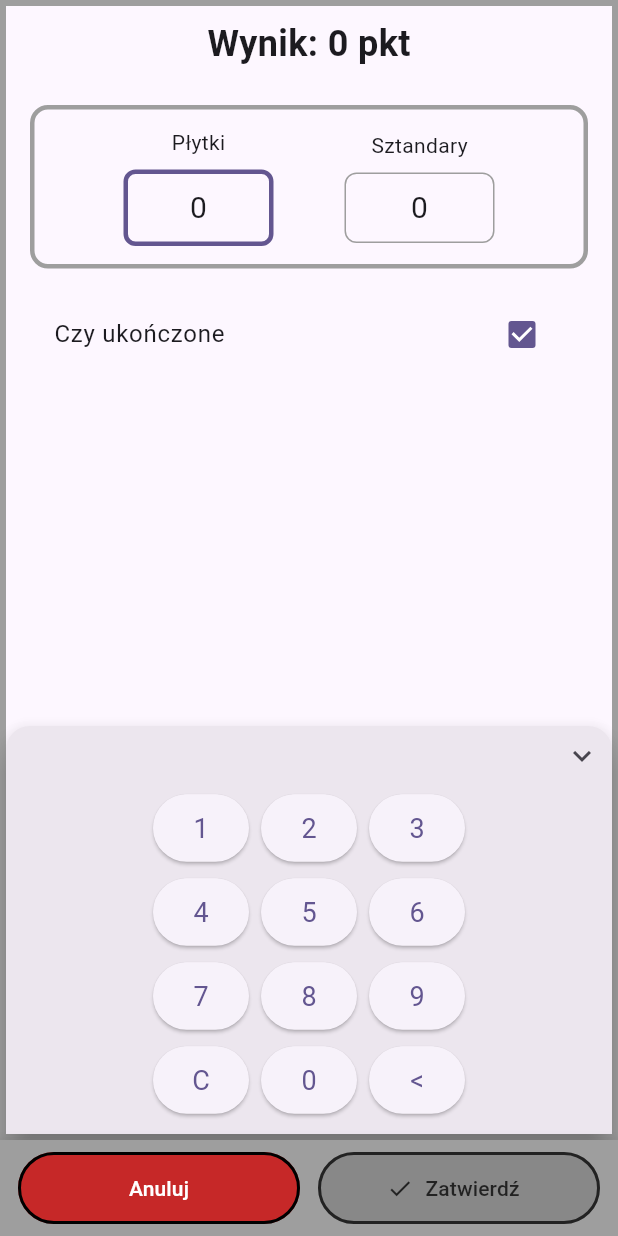
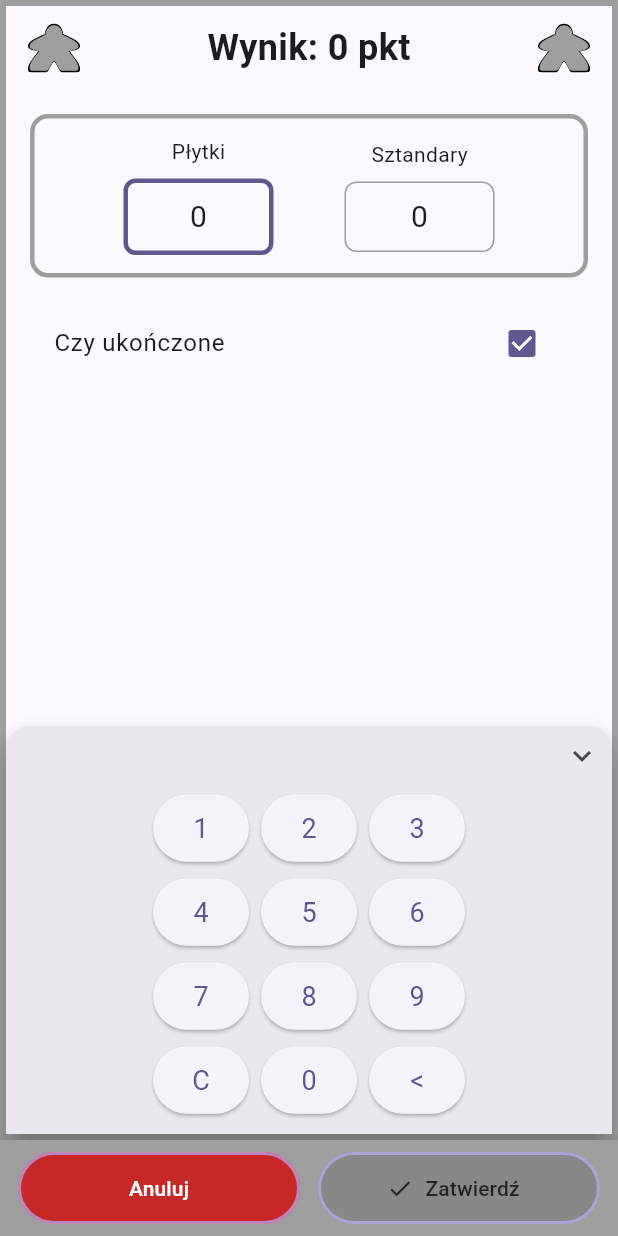
Before and after one commit to WGFizban/CC_NEW, a Flutter app: the AddPointsScreen screen opened directly with empty values, on a phone screen of 412 x 824 dp. Run offline on Flutter 3.47's test engine with Material 3 defaults, Android fonts, the phone set to English and light mode, and no system bars; our stand-ins replace flutter_colorpicker, flutter_svg, package_info_plus, shared_preferences, wakelock_plus; accounts and stored records are empty; generated files the repository leaves out were written again.

Commit message:
Stała obwódka przycisków paska w kolorze kart graczy; mepel gracza po obu stronach nagłówków punktacji
Co-Authored-By: Claude Sonnet 5.5 <noreply@anthropic.com>
Claude-Session: https://claude.ai/code/session_01P2QWxkXWwGKiSLABjDzL2r

```diff
--- a/lib/screens/add_points_screen.dart
+++ b/lib/screens/add_points_screen.dart
@@ -20,6 +20,7 @@ import '../widgets/counter_stepper.dart';
 import '../widgets/game_icon.dart';
 import '../widgets/goods_widgets.dart';
 import '../widgets/info_hint.dart';
+import '../widgets/meeple_header.dart';
 import '../widgets/meeple_icon.dart';
 import '../widgets/number_keypad.dart';
 import '../widgets/player_picker.dart';
@@ -367,7 +368,9 @@ class _AddPointsScreenState extends State<AddPointsScreen> {
             // Wynik jest przypięty u góry, żeby nie znikał przy przewijaniu.
             if (!neutral && _type != ScoringType.goods)
               Padding(
-                padding: const EdgeInsets.symmetric(vertical: 8),
+                padding: const EdgeInsets.fromLTRB(12, 8, 12, 8),
+                child: MeepleHeader(
+                  color: color,
                   child: Column(
                     children: [
                       Text(
@@ -385,8 +388,10 @@ class _AddPointsScreenState extends State<AddPointsScreen> {
                                 '${e.key.name} +${e.value}',
                           ].join(' · '),
                           style: Theme.of(context).textTheme.bodyMedium,
+                          textAlign: TextAlign.center,
                         ),
                     ],
+                  ),
                 ),
               ),
             Expanded(
--- a/lib/screens/monastery_screen.dart
+++ b/lib/screens/monastery_screen.dart
@@ -8,6 +8,7 @@ import '../models/scoring.dart';
 import '../theme/app_colors.dart';
 import '../widgets/info_hint.dart';
 import '../widgets/number_keypad.dart';
+import '../widgets/meeple_header.dart';
 import '../widgets/scoring_app_bar.dart';
 
 /// Punkty opata z klasztoru liniowego (dodatek „Klasztory niemieckie
@@ -71,7 +72,9 @@ class _MonasteryScreenState extends State<MonasteryScreen> {
                     ),
                   ),
                   const SizedBox(height: 16),
-                  Center(
+                  MeepleHeader(
+                    color: color,
+                    size: 48,
                     child: Text(
                       '$_points',
                       style: const TextStyle(
--- /dev/null
+++ b/lib/widgets/meeple_header.dart
@@ -0,0 +1,29 @@
+import 'package:flutter/material.dart';
+
+import 'meeple_icon.dart';
+
+/// Nagłówek z meplem punktującego gracza po obu stronach treści:
+/// [mepel] [child] [mepel]. Pokazuje, czyje punkty są właśnie liczone.
+class MeepleHeader extends StatelessWidget {
+  final Color color;
+  final Widget child;
+  final double size;
+
+  const MeepleHeader({
+    super.key,
+    required this.color,
+    required this.child,
+    this.size = 40,
+  });
+
+  @override
+  Widget build(BuildContext context) {
+    return Row(
+      children: [
+        MeepleIcon(color: color, size: size),
+        Expanded(child: Center(child: child)),
+        MeepleIcon(color: color, size: size),
+      ],
+    );
+  }
+}
--- a/lib/widgets/scoring_app_bar.dart
+++ b/lib/widgets/scoring_app_bar.dart
@@ -2,6 +2,7 @@ import 'package:flutter/material.dart';
 
 import '../l10n/l10n.dart';
 import '../theme/app_colors.dart';
+import '../theme/app_theme.dart';
 
 /// Czerwień przycisków „Anuluj".
 const Color kCancelColor = Color(0xFFC62828);
@@ -24,11 +25,11 @@ Widget scoringBottomBar(
   final l = context.l10n;
   final barColor =
       backgroundColor ?? Theme.of(context).colorScheme.surfaceContainer;
-  // Kolor czytelny na tle paska; z niego wynikają też obwódka i stan
-  // nieaktywny, żeby przyciski nie znikały na żadnym kolorze gracza
-  // ani w żadnym motywie.
+  // Kolor czytelny na tle paska wyznacza stan nieaktywny. Obwódka jest
+  // stała, w kolorze kart graczy z listy (zależnym od motywu), więc
+  // przyciski wyglądają tak samo przy każdym kolorze gracza.
   final onBar = foregroundColor ?? foregroundOn(barColor);
-  final edge = BorderSide(color: onBar, width: 2);
+  final edge = BorderSide(color: playerCardColor(context), width: 2);
   const buttonSize = Size.fromHeight(48);
 
   return Material(
@@ -62,9 +63,7 @@ Widget scoringBottomBar(
                   foregroundColor: Colors.white,
                   disabledBackgroundColor: onBar.withValues(alpha: 0.14),
                   disabledForegroundColor: onBar.withValues(alpha: 0.75),
-                  side: onConfirm == null
-                      ? edge.copyWith(color: onBar.withValues(alpha: 0.75))
-                      : edge,
+                  side: edge,
                   minimumSize: buttonSize,
                   shape: const StadiumBorder(),
                 ),
```
Also changed, not shown: lib/screens/select_points_type_screen.dart (+9 -3 lines). Lines whose indentation alone changed are shown as unchanged.
